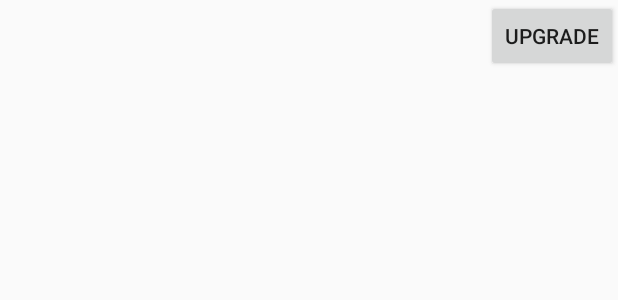
After one commit to GuanxunChen/RPG-Game-Android_Studio, an Android app built with Jetpack Compose: the layout skill_item.xml on its own in the app's theme, with its tools: preview values and no code run, on a phone screen of 412 x 824 dp. The commit adds this screen. Shown: the top 300 px of the screen. Run offline under Robolectric (Android 15) with nearby library versions, the phone set to English and light mode, and no system bars.

Commit message:
basic skill implementation works

```diff
--- a/app/src/main/java/com/example/rpg/StoryView.kt
+++ b/app/src/main/java/com/example/rpg/StoryView.kt
@@ -89,7 +89,7 @@ internal fun MainActivity.setupStoryViewListeners()
         ViewModel.currentTxt = currentTxt
 
         setContentView(R.layout.skillview)
-        //setupSkillViewListeners()
+        setupSkillViewListeners()
     }
 
     // Inventory Button
--- /dev/null
+++ b/app/src/main/res/layout/skill_item.xml
@@ -0,0 +1,28 @@
+<?xml version="1.0" encoding="utf-8"?>
+<LinearLayout xmlns:android="http://schemas.android.com/apk/res/android"
+    android:layout_width="match_parent"
+    android:layout_height="wrap_content"
+    android:orientation="horizontal">
+
+    <TextView
+        android:id="@+id/text_view_skill_name"
+        android:layout_width="0dp"
+        android:layout_height="wrap_content"
+        android:layout_weight="1"
+        android:textAppearance="?android:attr/textAppearanceMedium"
+        android:layout_marginStart="16dp"/>
+
+    <TextView
+        android:id="@+id/text_view_skill_level"
+        android:layout_width="wrap_content"
+        android:layout_height="wrap_content"
+        android:textAppearance="?android:attr/textAppearanceMedium"
+        android:layout_marginStart="8dp"/>
+
+    <Button
+        android:id="@+id/button_use"
+        android:layout_width="wrap_content"
+        android:layout_height="wrap_content"
+        android:text="Upgrade"/>
+
+</LinearLayout>
```
Also changed, not shown: app/src/main/java/com/example/rpg/MainActivity.kt (+12 -1 lines), app/src/main/java/com/example/rpg/SkillView.kt (+67 -0 lines), app/src/main/res/layout/skillview.xml (+66 -0 lines).
